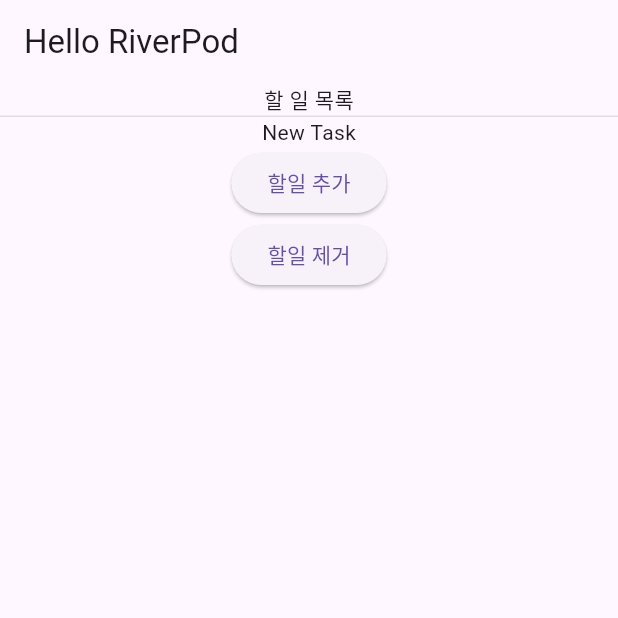
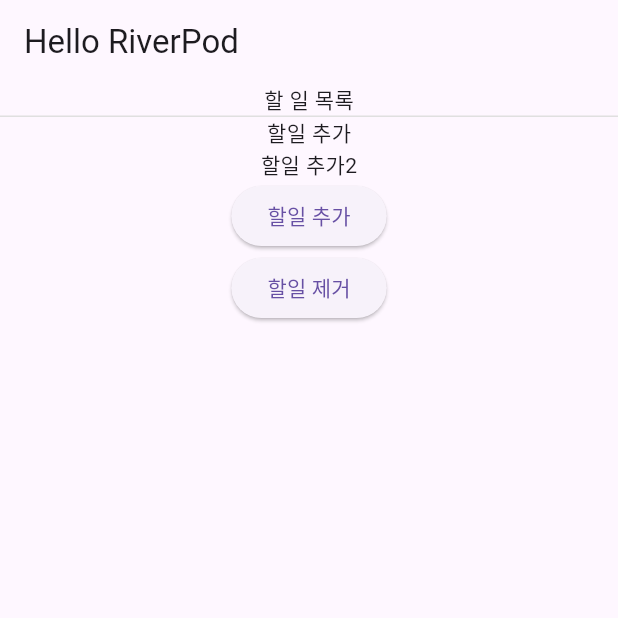
Before and after one commit to hoony00/smartGYM, a Flutter app: the screen it shows after launch, after a tap on "할일 추가", on a phone screen of 412 x 824 dp, the top half of it. Run offline on Flutter 3.47's test engine with Material 3 defaults, Android fonts, the phone set to English and light mode, and no system bars; our stand-ins replace cloud_firestore, easy_localization, flutter_riverpod, flutter_screenutil, go_router, in_app_review and 2 more; missing offline and left inert: nav; accounts and stored records are empty.

Commit message:
Feat : 커스텀으로 변경

```diff
--- a/smartGYM/lib/page/riverpod_page/rever_view.dart
+++ b/smartGYM/lib/page/riverpod_page/rever_view.dart
@@ -3,39 +3,39 @@ import 'package:flutter_riverpod/flutter_riverpod.dart';
 import 'package:gym_app/page/riverpod_page/todo_provider.dart';
 import 'package:gym_app/widget/w_line.dart';
 
-import '../single_provider.dart';
-
 class RiverView extends ConsumerWidget {
-  const RiverView({super.key});
+  const RiverView({Key? key}) : super(key: key);
 
   @override
   Widget build(BuildContext context, WidgetRef ref) {
-    // todoListProvider를 통해 TodoListNotifier를 가져옴
-    final TodoListState todoListState = ref.watch(todoListProvider);
+
+    final todoList = ref.watch(todoProvider);
 
     return Scaffold(
       body: Center(
         child: Column(
           children: [
-            Text('할 일 목록'),
+            const Text('할 일 목록'),
             const Line(),
+            ...todoList.todoList.map((e) => Text(e.title)).toList(),
+
+            Column(
+              children: [
                 // 할 일 목록 출력
-            ...todoListState.todos.map((todo) => Text(todo.title)),
                 ElevatedButton(
                   onPressed: () {
-                // 할 일 추가 버튼 클릭 시 TodoListProvider의 addTodo 메서드 호출
-                ref.read(todoListProvider.notifier).addTodo("New Task");
+                    ref.read(todoProvider.notifier).add('할일 추가');
                   },
                   child: const Text('할일 추가'),
                 ),
                 ElevatedButton(
                   onPressed: () {
-                // 할 일 제거 버튼 클릭 시 TodoListProvider의 removeTodo 메서드 호출
-                if (todoListState.todos.isNotEmpty) {
-                  ref.read(todoListProvider.notifier).removeTodo(0);
-                }
+
                   },
                   child: const Text('할일 제거'),
+                ),
+
+              ],
             ),
           ],
         ),
--- a/smartGYM/lib/page/riverpod_page/todo_provider.dart
+++ b/smartGYM/lib/page/riverpod_page/todo_provider.dart
@@ -1,88 +1,31 @@
-// todo_provider.dart
-
-import 'package:flutter/cupertino.dart';
 import 'package:flutter_riverpod/flutter_riverpod.dart';
 
-// 할 일을 나타내는 클래스
 class Todo {
   final String title;
 
-  Todo({
-    required this.title,
-  });
+  const Todo({required this.title});
 }
 
-// 데이터 로딩 상태를 표현하는 열거형
-enum LoadingState {
-  loading,
-  loaded,
-  error,
+class TodoState {
+  final List<Todo> todoList;
+
+  const TodoState({required this.todoList});
 }
 
-// 할 일 목록의 상태를 나타내는 클래스
-@immutable
-class TodoListState {
-  final List<Todo> todos;
-  final LoadingState loadingState;
+class TodoNotifier extends StateNotifier<TodoState> {
+  TodoNotifier() : super(const TodoState(todoList: []));
 
-  const TodoListState({
-    required this.todos,
-    required this.loadingState,
-  });
 
-  // 상태를 복사하여 일부 속성만 변경하는 메서드
-  TodoListState copyWith({
-    List<Todo>? todos,
-    LoadingState? loadingState,
-  }) {
-    return TodoListState(
-      todos: todos ?? this.todos,
-      loadingState: loadingState ?? this.loadingState,
-    );
-  }
+ void add(String title) {
+   state = TodoState(todoList: [
+     ...state.todoList, Todo(
+       title: title), Todo(
+         title: "${title}2"),
+   ]);
+ }
+
 }
 
-// 할 일 목록의 상태를 업데이트하는 클래스
-class TodoListNotifier extends StateNotifier<TodoListState> {
-  // 초기 상태를 설정
-  TodoListNotifier()
-      : super(
-            const TodoListState(todos: [], loadingState: LoadingState.loading));
-
-  // 할 일 목록을 불러오는 비동기 메서드
-  void loadTodos() {
-    // 비동기 작업을 수행하고 데이터를 가져오는 로직을 추가할 수 있습니다.
-    // 예시로 간단히 2초 후에 더미 데이터를 업데이트하는 방식을 사용합니다.
-    Future.delayed(const Duration(seconds: 2), () {
-      final loadedTodos = [
-        Todo(title: 'Task 1'),
-        Todo(title: 'Task 2'),
-        Todo(title: 'Task 3'),
-      ];
-
-      // 상태를 업데이트하여 불러온 할 일 목록으로 설정
-      state =
-          state.copyWith(todos: loadedTodos, loadingState: LoadingState.loaded);
-    });
-  }
-
-  // 할 일을 추가하는 메서드
-  void addTodo(String title) {
-    // 새로운 할 일을 추가하는 로직
-    final newTodo = Todo(title: title);
-    final updatedTodos = List<Todo>.from(state.todos)..add(newTodo);
-    state = state.copyWith(todos: updatedTodos);
-  }
-
-  // 할 일을 제거하는 메서드
-  void removeTodo(int index) {
-    // 할 일을 제거하는 로직
-    final updatedTodos = List<Todo>.from(state.todos)..removeAt(index);
-    state = state.copyWith(todos: updatedTodos);
-  }
-}
-
-// StateNotifierProvider를 사용하여 TodoListNotifier를 제공하는 Provider
-final todoListProvider = StateNotifierProvider<TodoListNotifier, TodoListState>(
-  (ref) => TodoListNotifier(),
+final todoProvider = StateNotifierProvider<TodoNotifier, TodoState>((ref)
+  => TodoNotifier(),
 );
```
Lines whose indentation alone changed are shown as unchanged.
